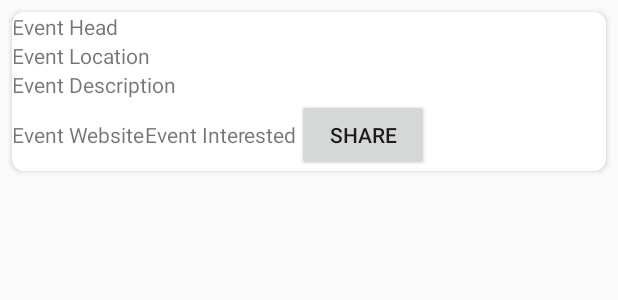
After one commit to Priyanka-Sachan/CampFlow, an Android app: the layout card_events_near_me.xml on its own in the app's theme, with its tools: preview values and no code run, on a phone screen of 412 x 824 dp. The commit adds this screen. Shown: the top 300 px of the screen. Run offline under Robolectric (Android 15) with nearby library versions, the phone set to English and light mode, and no system bars.

Commit message:
feat:Event Recycler View added.

```diff
--- /dev/null
+++ b/app/src/main/res/layout/card_events_near_me.xml
@@ -0,0 +1,72 @@
+<?xml version="1.0" encoding="utf-8"?>
+<com.google.android.material.card.MaterialCardView xmlns:android="http://schemas.android.com/apk/res/android"
+    xmlns:app="http://schemas.android.com/apk/res-auto"
+    xmlns:tools="http://schemas.android.com/tools"
+    android:id="@+id/card_view_policies"
+    android:layout_width="match_parent"
+    android:layout_height="wrap_content"
+    android:layout_margin="8dp"
+    app:cardBackgroundColor="#ffffff"
+    app:cardCornerRadius="8dp"
+    app:strokeColor="#ffffff"
+    app:strokeWidth="1dp">
+
+    <LinearLayout
+        android:layout_width="match_parent"
+        android:layout_height="match_parent"
+        android:orientation="vertical">
+
+        <TextView
+            android:id="@+id/event_head"
+            android:layout_width="wrap_content"
+            android:layout_height="wrap_content"
+            tools:text="Event Head"/>
+
+        <TextView
+            android:id="@+id/event_location"
+            android:layout_width="wrap_content"
+            android:layout_height="wrap_content"
+            tools:text="Event Location"/>
+
+        <TextView
+            android:id="@+id/event_description"
+            android:layout_width="wrap_content"
+            android:layout_height="wrap_content"
+            tools:text="Event Description"/>
+
+        <ImageView
+            android:id="@+id/event_image"
+            android:layout_width="wrap_content"
+            android:layout_height="wrap_content"
+            tools:text="Event Image"/>
+
+        <LinearLayout
+            android:layout_width="match_parent"
+            android:layout_height="wrap_content"
+            android:orientation="horizontal">
+
+            <!--event_web and event_interested would be converted to buttons and
+             SHARE will have multiple options-->
+
+            <TextView
+                android:id="@+id/event_web"
+                android:layout_width="wrap_content"
+                android:layout_height="wrap_content"
+                tools:text="Event Website"/>
+
+            <TextView
+                android:id="@+id/event_interested"
+                android:layout_width="wrap_content"
+                android:layout_height="wrap_content"
+                tools:text="Event Interested"/>
+
+            <Button
+                android:text="SHARE"
+                android:layout_width="wrap_content"
+                android:layout_height="wrap_content"/>
+
+        </LinearLayout>
+
+    </LinearLayout>
+
+</com.google.android.material.card.MaterialCardView>
```
Also changed, not shown: app/build.gradle (+7 -0 lines), app/src/main/java/com/example/campflow/ui/EventsNearMe/EventsNearMeAdapter.java (added, +94 -0 lines), app/src/main/java/com/example/campflow/ui/EventsNearMe/EventsNearMeClass.java (added, +79 -0 lines), app/src/main/java/com/example/campflow/ui/EventsNearMe/EventsNearMeFragment.java (+11 -12 lines), app/src/main/java/com/example/campflow/ui/EventsNearMe/EventsNearMeViewModel.java (deleted, +0 -19 lines), app/src/main/res/layout/fragment_events_near_me.xml (+9 -12 lines).
